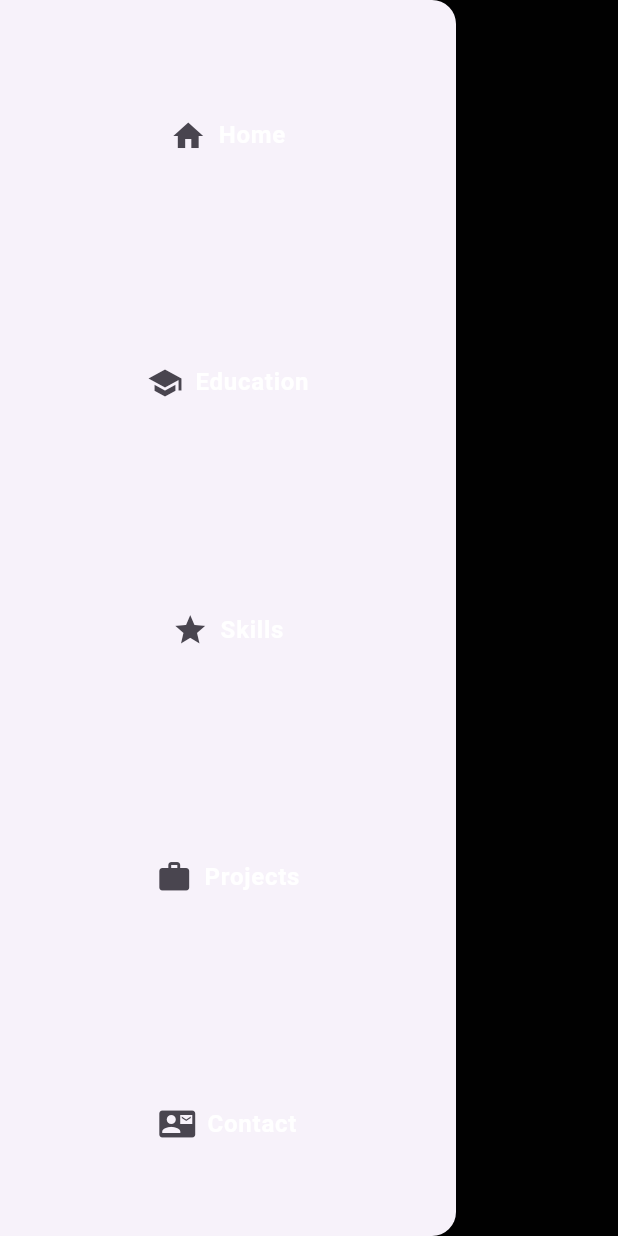
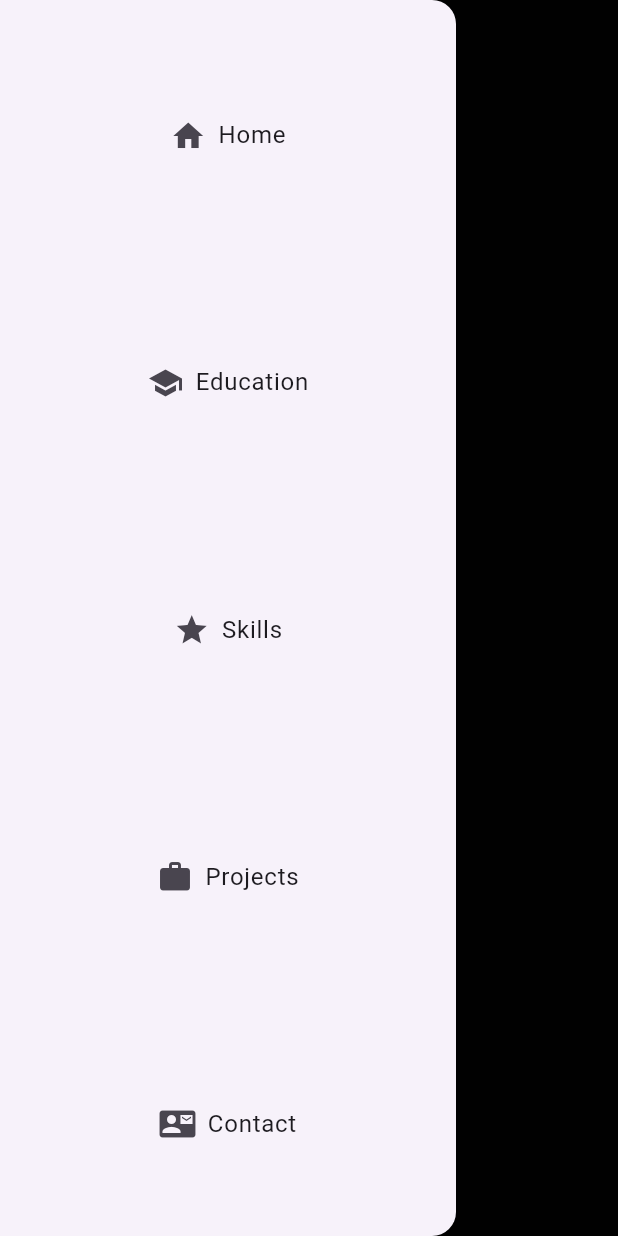
Before and after one commit to perpetualcuriosity/flutter-personal-application, a Flutter app: the screen it shows after launch, with the side drawer open, on a phone screen of 412 x 824 dp. Run offline on Flutter 3.47's test engine with Material 3 defaults, Android fonts, the phone set to English and light mode, and no system bars.

Commit message:
temporary mobile view drawer style patchwork

```diff
--- a/flutter_personal_application/lib/fpa_responsive_views/fpa_mobile_view_homepage.dart
+++ b/flutter_personal_application/lib/fpa_responsive_views/fpa_mobile_view_homepage.dart
@@ -32,7 +32,7 @@ class _MobileView extends State<MobileView> {
                       children: [
                         Icon(Icons.home),
                         SizedBox(width: 8), // Space between icon and text
-                        Text('Home',style: stl),
+                        Text('Home'),
                       ],
                     ),
                   ),
@@ -52,7 +52,7 @@ class _MobileView extends State<MobileView> {
                       children: [
                         Icon(Icons.school),
                         SizedBox(width: 8),
-                        Text('Education',style: stl),
+                        Text('Education'),
                       ],
                     ),
                   ),
@@ -72,7 +72,7 @@ class _MobileView extends State<MobileView> {
                       children: [
                         Icon(Icons.star),
                         SizedBox(width: 8),
-                        Text('Skills',style: stl),
+                        Text('Skills'),
                       ],
                     ),
                   ),
@@ -92,7 +92,7 @@ class _MobileView extends State<MobileView> {
                       children: [
                         Icon(Icons.work),
                         SizedBox(width: 8),
-                        Text('Projects',style: stl),
+                        Text('Projects'),
                       ],
                     ),
                   ),
@@ -112,7 +112,7 @@ class _MobileView extends State<MobileView> {
                       children: [
                         Icon(Icons.contact_mail),
                         SizedBox(width: 8),
-                        Text('Contact',style: stl),
+                        Text('Contact'),
                       ],
                     ),
                   ),
```
